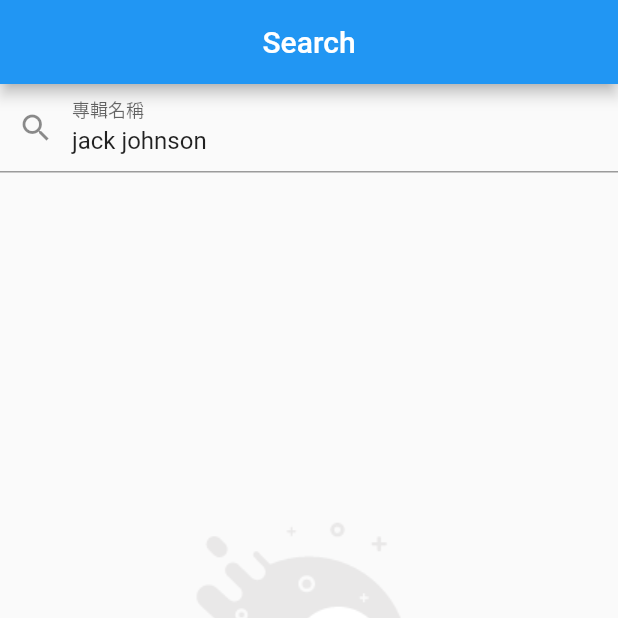
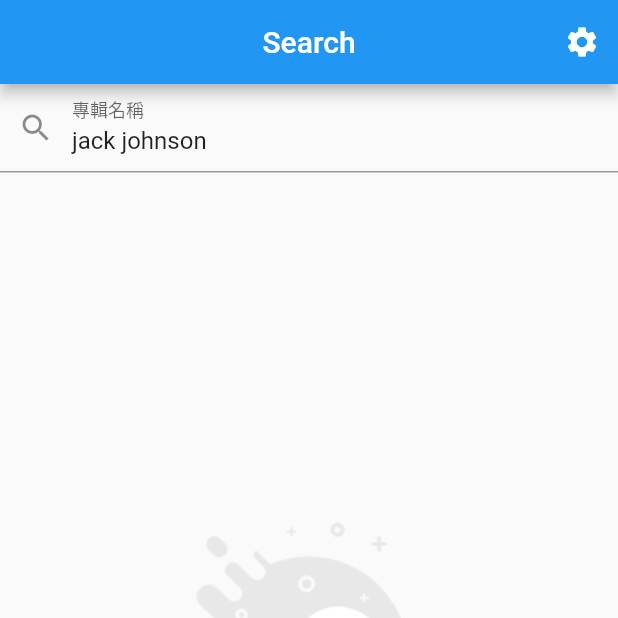
Before and after one commit to WingCH/getx_demo, a Flutter app: the screen it shows after launch, after a tap on "jack johnson", on a phone screen of 412 x 824 dp, the top half of it. Run offline on Flutter 3.47's test engine with Material 2 defaults, Android fonts, the light colour scheme and no system bars; our stand-ins replace cached_network_image, dio, freezed_annotation, get, get_storage, logger and 2 more; network calls fail.

Commit message:
init setting page

```diff
--- a/lib/app/app.dart
+++ b/lib/app/app.dart
@@ -10,7 +10,7 @@
   Widget build(BuildContext context) {
     return GetMaterialApp(
       title: 'GetX Demo',
-      initialRoute: Routes.Home,
+      initialRoute: Routes.home,
       getPages: Routes.pages,
     );
   }
--- a/lib/app/routes.dart
+++ b/lib/app/routes.dart
@@ -1,15 +1,20 @@
-// ignore_for_file: constant_identifier_names
 import 'package:get/get_navigation/src/routes/get_route.dart';
 import 'package:getx_demo/features/home/view.dart';
+import 'package:getx_demo/features/setting/view.dart';
 
 class Routes {
-  static const Home = '/home';
+  static const home = '/home';
+  static const setting = '/setting';
 
   static List<GetPage> get pages {
     return [
       GetPage(
-        name: Routes.Home,
+        name: Routes.home,
         page: () => HomePage(),
+      ),
+      GetPage(
+        name: Routes.setting,
+        page: () => SettingPage(),
       ),
     ];
   }
--- a/lib/common_widgets/albums_list_widget.dart
+++ b/lib/common_widgets/albums_list_widget.dart
@@ -49,7 +49,7 @@
           ),
           trailing: IconButton(
             icon: bookmarkedAlbums.contains(itunesAlbum)
-                ? const Icon(Icons.bookmark_outlined, color: Colors.deepOrange,)
+                ? const Icon(Icons.bookmark_outlined, color: Colors.deepOrange)
                 : const Icon(Icons.bookmark_border_outlined),
             onPressed: () {
               onBookmark(itunesAlbum);
--- a/lib/features/bookmarked_albums/logic.dart
+++ b/lib/features/bookmarked_albums/logic.dart
@@ -1,5 +1,6 @@
 import 'package:get/get.dart';
 
+import '../../app/routes.dart';
 import '../../repositories/bookmark_repository/bookmark_repository.dart';
 import '../../repositories/itunes_repository/models/itunes_search_response.dart';
 import '../../utils/logger.dart';
@@ -35,4 +36,8 @@
       );
     }
   }
+
+  void onSetting() {
+    Get.toNamed(Routes.setting);
+  }
 }
--- a/lib/features/bookmarked_albums/view.dart
+++ b/lib/features/bookmarked_albums/view.dart
@@ -13,15 +13,12 @@
   BookmarkedAlbumsPage({
     Key? key,
     required BookmarkRepository bookmarkRepository,
-  })
-      : logic = Get.put(
-    BookmarkedAlbumsLogic(
-      bookmarkRepository: bookmarkRepository,
-    ),
-  ),
-        state = Get
-            .find<BookmarkedAlbumsLogic>()
-            .state,
+  })  : logic = Get.put(
+          BookmarkedAlbumsLogic(
+            bookmarkRepository: bookmarkRepository,
+          ),
+        ),
+        state = Get.find<BookmarkedAlbumsLogic>().state,
         super(key: key);
 
   @override
@@ -29,7 +26,13 @@
     return Scaffold(
       appBar: AppBar(
         centerTitle: true,
-        title: const Text('Bookedmark'),
+        title: const Text('Bookmarked'),
+        actions: [
+          IconButton(
+            icon: const Icon(Icons.settings),
+            onPressed: logic.onSetting,
+          )
+        ],
       ),
       body: Obx(() {
         return AlbumsListWidget(
--- a/lib/features/home/logic.dart
+++ b/lib/features/home/logic.dart
@@ -6,7 +6,7 @@
 class HomeLogic extends GetxController {
   final HomeState state = HomeState();
 
-  void switchTab({
+  void onSwitchTab({
     required int index,
   }) {
     HomeTab tab = state.tabs[index];
--- a/lib/features/home/view.dart
+++ b/lib/features/home/view.dart
@@ -35,7 +35,7 @@
         return BottomNavigationBar(
           currentIndex: state.selectedTab.value.index,
           onTap: (int index) {
-            logic.switchTab(index: index);
+            logic.onSwitchTab(index: index);
           },
           items: state.tabs.map((tab) {
             return BottomNavigationBarItem(
--- a/lib/features/search_albums/logic.dart
+++ b/lib/features/search_albums/logic.dart
@@ -3,6 +3,7 @@
 import 'package:getx_demo/repositories/bookmark_repository/bookmark_repository.dart';
 import 'package:getx_demo/utils/logger.dart';
 
+import '../../app/routes.dart';
 import '../../repositories/itunes_repository/itunes_repository.dart';
 import '../../repositories/itunes_repository/itunes_repository_exception.dart';
 import '../../repositories/itunes_repository/models/itunes_search_response.dart';
@@ -66,6 +67,10 @@
     }
   }
 
+  void onSetting() {
+    Get.toNamed(Routes.setting);
+  }
+
   Future<void> fetchAlbums({required String searchKey}) async {
     try {
       state.errorMessage.value = null;
--- a/lib/features/search_albums/view.dart
+++ b/lib/features/search_albums/view.dart
@@ -34,6 +34,12 @@
       appBar: AppBar(
         centerTitle: true,
         title: const Text('Search'),
+        actions: [
+          IconButton(
+            icon: const Icon(Icons.settings),
+            onPressed: logic.onSetting,
+          )
+        ],
       ),
       body: Column(
         children: [
--- /dev/null
+++ b/lib/features/setting/state.dart
@@ -0,0 +1,5 @@
+class SettingState {
+  SettingState() {
+    ///Initialize variables
+  }
+}
--- a/pubspec.yaml
+++ b/pubspec.yaml
@@ -51,6 +51,8 @@
   logger: ^1.1.0
   # A package provides an easy way to add shimmer effect in Flutter project
   shimmer: ^2.0.0
+  # Settings UI for Flutter
+  settings_ui: ^2.0.2
 
 dev_dependencies:
   flutter_test:
```
Also changed, not shown: lib/features/setting/logic.dart (added, +7 -0 lines), lib/features/setting/view.dart (added, +36 -0 lines), pubspec.lock.
